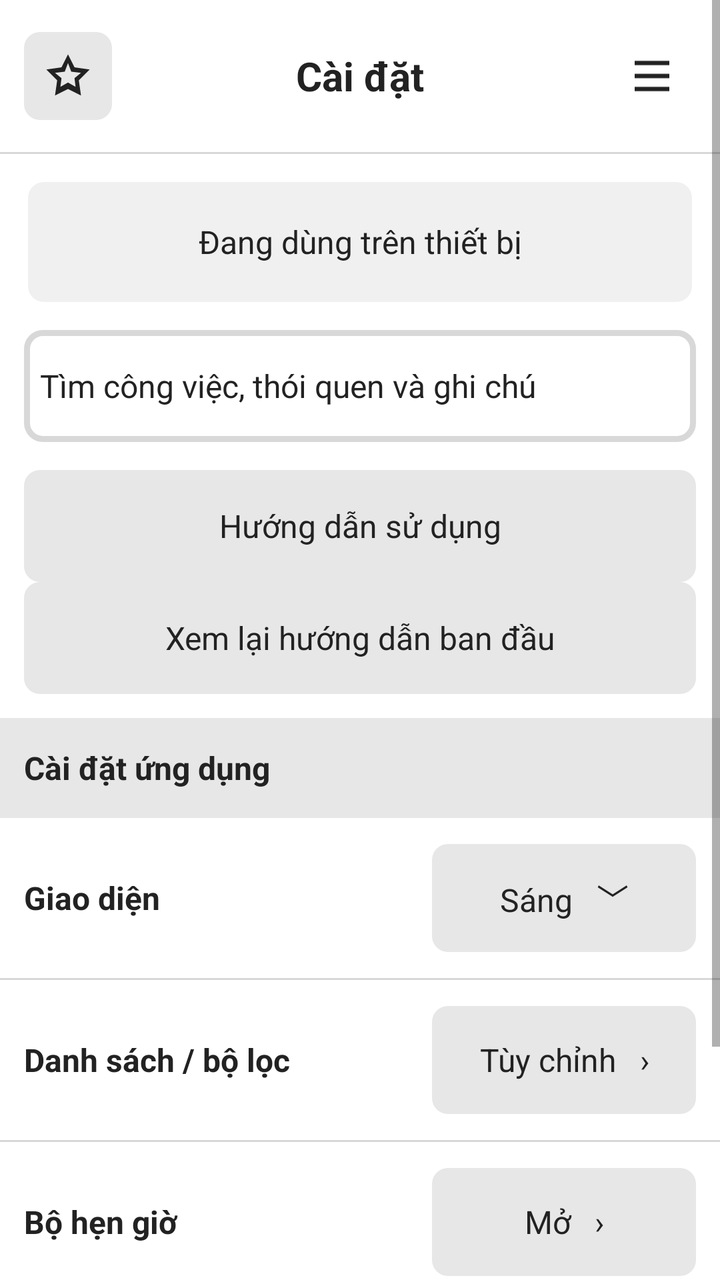
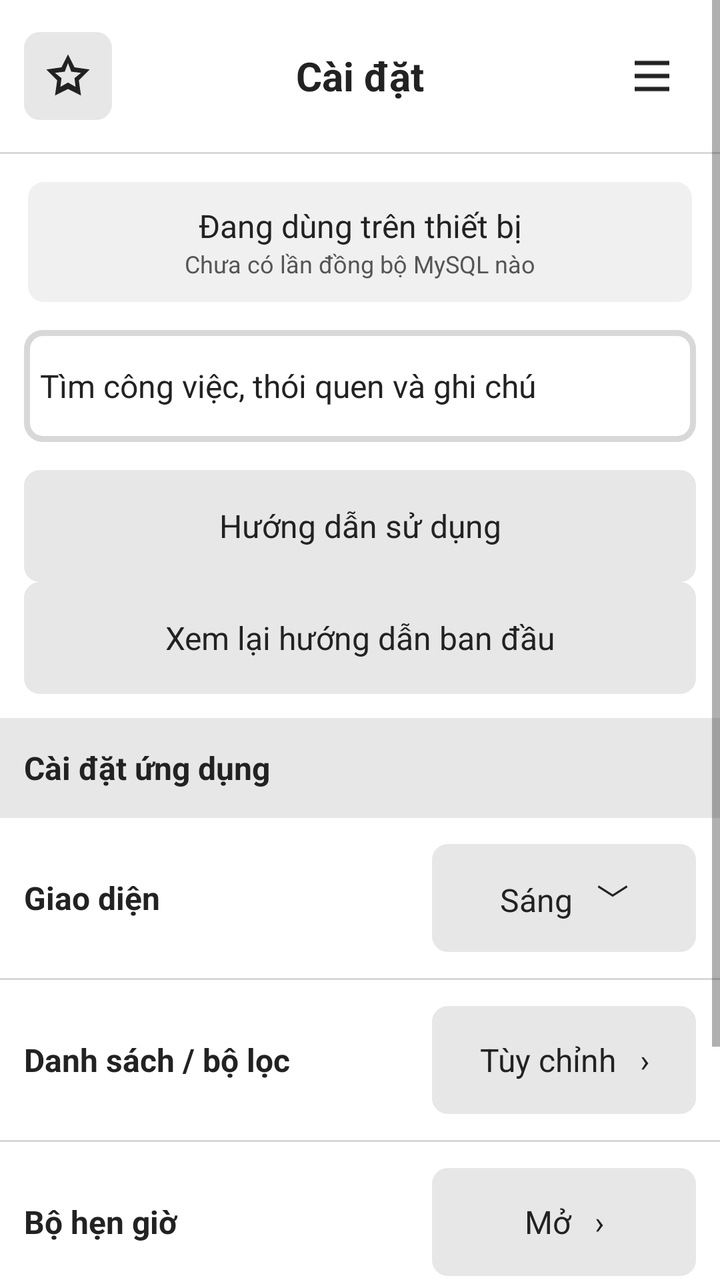

Two renders of the same Android screen: before a commit and after it. Below are the layout's source before the change and the commit's diff.
<!-- AndroidManifest.xml: application theme Theme.TaskManager -->
<!-- res/layout/screen_settings.xml -->
<?xml version="1.0" encoding="utf-8"?>
<ScrollView xmlns:android="http://schemas.android.com/apk/res/android" xmlns:app="http://schemas.android.com/apk/res-auto" android:layout_width="match_parent" android:layout_height="match_parent" android:fillViewport="true">
    <LinearLayout android:layout_width="match_parent" android:layout_height="wrap_content" android:orientation="vertical">
        <FrameLayout android:layout_width="match_parent" android:layout_height="76dp">
            <TextView style="@style/ScreenTitle" android:text="@string/settings" />
            <ImageButton android:id="@+id/settingsStar" style="@style/IconButton" app:srcCompat="@drawable/ic_star" android:contentDescription="Thông tin ứng dụng" android:layout_gravity="start|center_vertical" android:layout_marginStart="12dp" android:background="@drawable/control_gray" />
            <ImageButton android:id="@+id/settingsMenu" style="@style/IconButton" app:srcCompat="@drawable/ic_menu" android:contentDescription="@string/manage_lists" android:layout_gravity="end|center_vertical" android:layout_marginEnd="12dp" />
        </FrameLayout>
        <View android:layout_width="match_parent" android:layout_height="1dp" android:background="@color/workspace_line" />
        <TextView android:layout_width="match_parent" android:layout_height="60dp" android:layout_margin="14dp" android:background="@drawable/control_soft" android:gravity="center" android:text="@string/local_account" android:textSize="16sp" android:textColor="@color/workspace_text" />
        <Button android:id="@+id/settingsSearch" style="@style/WideButton" android:text="@string/search_everything" android:background="@drawable/box_empty" android:gravity="start|center_vertical" />
        <Button android:id="@+id/help" style="@style/WideButton" android:text="@string/help" android:layout_marginTop="14dp" />
        <Button android:id="@+id/replayOnboarding" style="@style/WideButton" android:text="@string/onboarding_replay" />
        <TextView android:layout_width="match_parent" android:layout_height="50dp" android:layout_marginTop="12dp" android:background="@color/workspace_canvas" android:gravity="start|center_vertical" android:paddingLeft="12dp" android:text="Cài đặt ứng dụng" android:textStyle="bold" android:textSize="16sp" android:textColor="@color/workspace_text" />
        <LinearLayout android:layout_width="match_parent" android:layout_height="80dp" android:padding="12dp" android:gravity="center_vertical">
            <TextView android:layout_width="0dp" android:layout_height="wrap_content" android:layout_weight="1" android:text="Giao diện" android:textSize="16sp" android:textStyle="bold" android:textColor="@color/workspace_text" />
            <Button android:id="@+id/themeChoice" style="@style/FlatButton" android:layout_width="132dp" android:layout_height="54dp" android:text="Sáng   ﹀" />
        </LinearLayout>
        <View android:layout_width="match_parent" android:layout_height="1dp" android:background="@color/workspace_line" />
        <LinearLayout android:layout_width="match_parent" android:layout_height="80dp" android:padding="12dp" android:gravity="center_vertical">
            <TextView android:layout_width="0dp" android:layout_height="wrap_content" android:layout_weight="1" android:text="Danh sách / bộ lọc" android:textSize="16sp" android:textStyle="bold" android:textColor="@color/workspace_text" />
            <Button android:id="@+id/manageLists" style="@style/FlatButton" android:layout_width="132dp" android:layout_height="54dp" android:text="Tùy chỉnh   ›" />
        </LinearLayout>
        <View android:layout_width="match_parent" android:layout_height="1dp" android:background="@color/workspace_line" />
        <LinearLayout android:layout_width="match_parent" android:layout_height="80dp" android:padding="12dp" android:gravity="center_vertical">
            <TextView android:layout_width="0dp" android:layout_height="wrap_content" android:layout_weight="1" android:text="Bộ hẹn giờ" android:textSize="16sp" android:textStyle="bold" android:textColor="@color/workspace_text" />
            <Button android:id="@+id/settingsTimer" style="@style/FlatButton" android:layout_width="132dp" android:layout_height="54dp" android:text="Mở   ›" />
        </LinearLayout>
        <View android:layout_width="match_parent" android:layout_height="1dp" android:background="@color/workspace_line" />
        <LinearLayout android:layout_width="match_parent" android:layout_height="80dp" android:padding="12dp" android:gravity="center_vertical">
            <TextView android:layout_width="0dp" android:layout_height="wrap_content" android:layout_weight="1" android:text="Báo cáo thói quen" android:textSize="16sp" android:textStyle="bold" android:textColor="@color/workspace_text" />
            <Button android:id="@+id/settingsReport" style="@style/FlatButton" android:layout_width="132dp" android:layout_height="54dp" android:text="Xem   ›" />
        </LinearLayout>
        <View android:layout_width="match_parent" android:layout_height="1dp" android:background="@color/workspace_line" />
        <TextView style="@style/PanelText" android:text="@string/local_account_detail" android:textSize="13sp" />
    </LinearLayout>
</ScrollView>
<!-- resources referenced by this layout -->
<resources>
  <color name="workspace_canvas">#E7E7E7</color>
  <color name="workspace_line">#D8D8D8</color>
  <color name="workspace_text">#222222</color>
  <!-- drawable box_empty (drawable) -->
  <shape xmlns:android="http://schemas.android.com/apk/res/android"><solid android:color="@color/workspace_surface" /><stroke android:width="3dp" android:color="@color/workspace_line" /><corners android:radius="8dp" /></shape>
  <!-- drawable control_gray (drawable) -->
  <ripple xmlns:android="http://schemas.android.com/apk/res/android" android:color="#20808080"><item><shape><solid android:color="@color/workspace_control" /><corners android:radius="8dp" /></shape></item></ripple>
  <!-- drawable control_soft (drawable) -->
  <ripple xmlns:android="http://schemas.android.com/apk/res/android" android:color="#20808080"><item><shape><solid android:color="@color/workspace_soft" /><corners android:radius="8dp" /></shape></item></ripple>
  <!-- drawable ic_menu (drawable) -->
  <vector xmlns:android="http://schemas.android.com/apk/res/android" android:width="24dp" android:height="24dp" android:viewportWidth="24" android:viewportHeight="24"><path android:fillColor="@color/workspace_text" android:fillType="evenOdd" android:pathData="M4,5L20,5L20,7L4,7Z M4,11L20,11L20,13L4,13Z M4,17L20,17L20,19L4,19Z" /></vector>
  <!-- drawable ic_star (drawable) -->
  <vector xmlns:android="http://schemas.android.com/apk/res/android" android:width="24dp" android:height="24dp" android:viewportWidth="24" android:viewportHeight="24"><path android:fillColor="@color/workspace_text" android:fillType="evenOdd" android:pathData="M12,2L15,8L22,9L17,14L18,21L12,18L6,21L7,14L2,9L9,8Z M12,6L10.5,10L6,10.5L9,13L8.5,17L12,15L15.5,17L15,13L18,10.5L13.5,10Z" /></vector>
  <string name="help">Hướng dẫn sử dụng</string>
  <string name="local_account">Đang dùng trên thiết bị</string>
  <string name="local_account_detail">Dữ liệu được lưu cục bộ. Chưa kết nối tài khoản máy chủ.</string>
  <string name="manage_lists">Quản lý danh sách / bộ lọc</string>
  <string name="onboarding_replay">Xem lại hướng dẫn ban đầu</string>
  <string name="search_everything">Tìm công việc, thói quen và ghi chú</string>
  <string name="settings">Cài đặt</string>
  <style name="PanelText">
          <item name="android:layout_width">match_parent</item>
          <item name="android:layout_height">wrap_content</item>
          <item name="android:padding">16dp</item>
          <item name="android:textSize">16sp</item>
          <item name="android:textColor">@color/workspace_text</item>
      </style>
  <style name="ScreenTitle" parent="ScreenTitleBase" />
  <style name="WideButton" parent="FlatButton">
          <item name="android:layout_width">match_parent</item>
          <item name="android:layout_height">wrap_content</item>
          <item name="android:minHeight">56dp</item>
          <item name="android:layout_marginStart">12dp</item><item name="android:layout_marginEnd">12dp</item>
          <item name="android:textAllCaps">false</item>
      </style>
  <style name="Theme.TaskManager" parent="Theme.TaskManagerBase" />
  <color name="workspace_surface">#FFFFFF</color>
  <color name="workspace_control">#E7E7E7</color>
  <color name="workspace_soft">#F0F0F0</color>
  <style name="ScreenTitleBase">
          <item name="android:layout_width">match_parent</item>
          <item name="android:layout_height">76dp</item>
          <item name="android:gravity">center</item>
          <item name="android:textSize">20sp</item>
          <item name="android:textColor">@color/workspace_text</item>
          <item name="android:textStyle">bold</item>
          
      </style>
  <!-- unchanged entries left out for length: 3 -->
</resources>

<!-- the commit's change to res/layout/screen_settings.xml (unified diff, before → after) -->
@@ -7,7 +7,10 @@
             <ImageButton android:id="@+id/settingsMenu" style="@style/IconButton" app:srcCompat="@drawable/ic_menu" android:contentDescription="@string/manage_lists" android:layout_gravity="end|center_vertical" android:layout_marginEnd="12dp" />
         </FrameLayout>
         <View android:layout_width="match_parent" android:layout_height="1dp" android:background="@color/workspace_line" />
-        <TextView android:layout_width="match_parent" android:layout_height="60dp" android:layout_margin="14dp" android:background="@drawable/control_soft" android:gravity="center" android:text="@string/local_account" android:textSize="16sp" android:textColor="@color/workspace_text" />
+        <LinearLayout android:layout_width="match_parent" android:layout_height="wrap_content" android:minHeight="60dp" android:layout_margin="14dp" android:padding="8dp" android:background="@drawable/control_soft" android:gravity="center" android:orientation="vertical">
+            <TextView android:layout_width="match_parent" android:layout_height="wrap_content" android:gravity="center" android:text="@string/local_account" android:textSize="16sp" android:textColor="@color/workspace_text" />
+            <TextView android:id="@+id/syncStatus" android:layout_width="match_parent" android:layout_height="wrap_content" android:gravity="center" android:text="@string/sync_not_started" android:textSize="12sp" android:textColor="@color/workspace_muted" />
+        </LinearLayout>
         <Button android:id="@+id/settingsSearch" style="@style/WideButton" android:text="@string/search_everything" android:background="@drawable/box_empty" android:gravity="start|center_vertical" />
         <Button android:id="@+id/help" style="@style/WideButton" android:text="@string/help" android:layout_marginTop="14dp" />
         <Button android:id="@+id/replayOnboarding" style="@style/WideButton" android:text="@string/onboarding_replay" />
<!-- resource entries referenced after the edit -->
@@ -2,6 +2,7 @@
 <resources>
   <color name="workspace_canvas">#E7E7E7</color>
   <color name="workspace_line">#D8D8D8</color>
+  <color name="workspace_muted">#555555</color>
   <color name="workspace_text">#222222</color>
   <!-- drawable box_empty (drawable) -->
   <shape xmlns:android="http://schemas.android.com/apk/res/android"><solid android:color="@color/workspace_surface" /><stroke android:width="3dp" android:color="@color/workspace_line" /><corners android:radius="8dp" /></shape>
@@ -15,11 +16,12 @@
   <vector xmlns:android="http://schemas.android.com/apk/res/android" android:width="24dp" android:height="24dp" android:viewportWidth="24" android:viewportHeight="24"><path android:fillColor="@color/workspace_text" android:fillType="evenOdd" android:pathData="M12,2L15,8L22,9L17,14L18,21L12,18L6,21L7,14L2,9L9,8Z M12,6L10.5,10L6,10.5L9,13L8.5,17L12,15L15.5,17L15,13L18,10.5L13.5,10Z" /></vector>
   <string name="help">Hướng dẫn sử dụng</string>
   <string name="local_account">Đang dùng trên thiết bị</string>
-  <string name="local_account_detail">Dữ liệu được lưu cục bộ. Chưa kết nối tài khoản máy chủ.</string>
+  <string name="local_account_detail">Công việc và danh sách được lưu tự động khi có kết nối.</string>
   <string name="manage_lists">Quản lý danh sách / bộ lọc</string>
   <string name="onboarding_replay">Xem lại hướng dẫn ban đầu</string>
   <string name="search_everything">Tìm công việc, thói quen và ghi chú</string>
   <string name="settings">Cài đặt</string>
+  <string name="sync_not_started">Chưa có lần đồng bộ MySQL nào</string>
   <style name="PanelText">
           <item name="android:layout_width">match_parent</item>
           <item name="android:layout_height">wrap_content</item>
